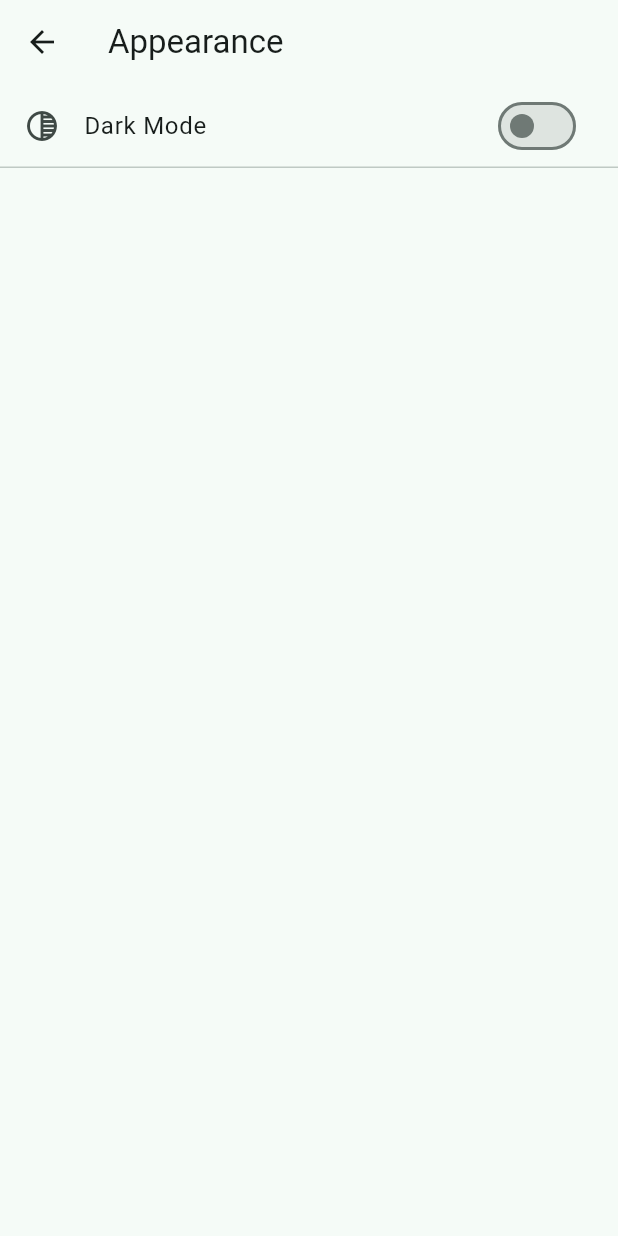
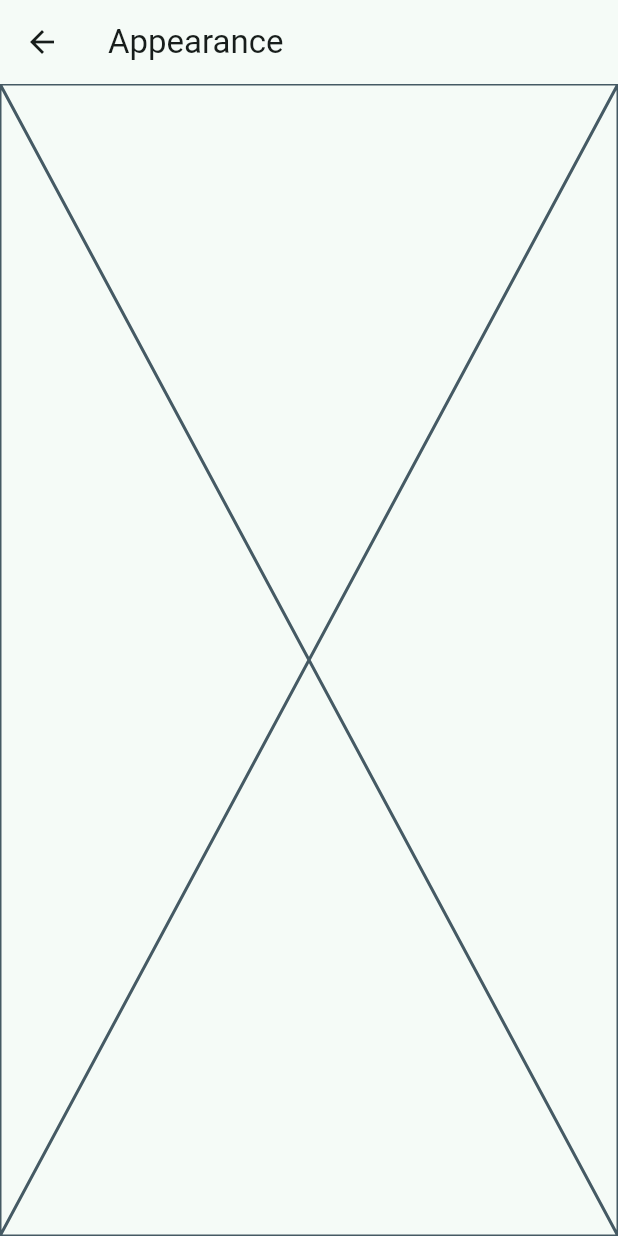
Before and after one commit to scholar7r/Flyoo, a Flutter app: the AppearanceSettingsScreen screen opened directly, on a phone screen of 412 x 824 dp. Run offline on Flutter 3.47's test engine with Material 3 defaults, Android fonts, the phone set to English and light mode, and no system bars; our stand-ins replace logger, shared_preferences, sqflite_common_ffi; accounts and stored records are empty.

Commit message:
revert(colorscheme): colorscheme down

```diff
--- a/lib/screens/settings/appearance/appearance_settings_screen.dart
+++ b/lib/screens/settings/appearance/appearance_settings_screen.dart
@@ -1,31 +1,30 @@
 import 'package:flutter/material.dart';
 import 'package:flyoo/l10n/app_localizations.dart';
-import 'package:flyoo/providers/appearance_provider.dart';
-import 'package:provider/provider.dart';
 
 class AppearanceSettingsScreen extends StatelessWidget {
   const AppearanceSettingsScreen({super.key});
 
   @override
   Widget build(BuildContext context) {
-    final appearanceProvider = Provider.of<AppearanceProvider>(context);
+    // final appearanceProvider = Provider.of<AppearanceProvider>(context);
 
     return Scaffold(
       appBar: AppBar(title: Text(AppLocalizations.of(context)!.appearance)),
-      body: ListView(
-        children: [
-          ListTile(
-            leading: Icon(Icons.tonality),
-            title: Text(AppLocalizations.of(context)!.darkMode),
-            trailing: Switch(
-              value: appearanceProvider.isDarkMode,
-              onChanged: (value) => appearanceProvider.setIsDarkMode(value),
-            ),
-          ),
+      // body: ListView(
+      //   children: [
+      //     ListTile(
+      //       leading: Icon(Icons.tonality),
+      //       title: Text(AppLocalizations.of(context)!.darkMode),
+      //       trailing: Switch(
+      //         value: appearanceProvider.isDarkMode,
+      //         onChanged: (value) => appearanceProvider.setIsDarkMode(value),
+      //       ),
+      //     ),
 
-          Divider(height: 0),
-        ],
-      ),
+      //     Divider(height: 0),
+      //   ],
+      // ),
+      body: Placeholder(),
     );
   }
 }
```
Also changed, not shown: lib/main.dart (+17 -10 lines), lib/providers/appearance_provider.dart (+21 -21 lines).
